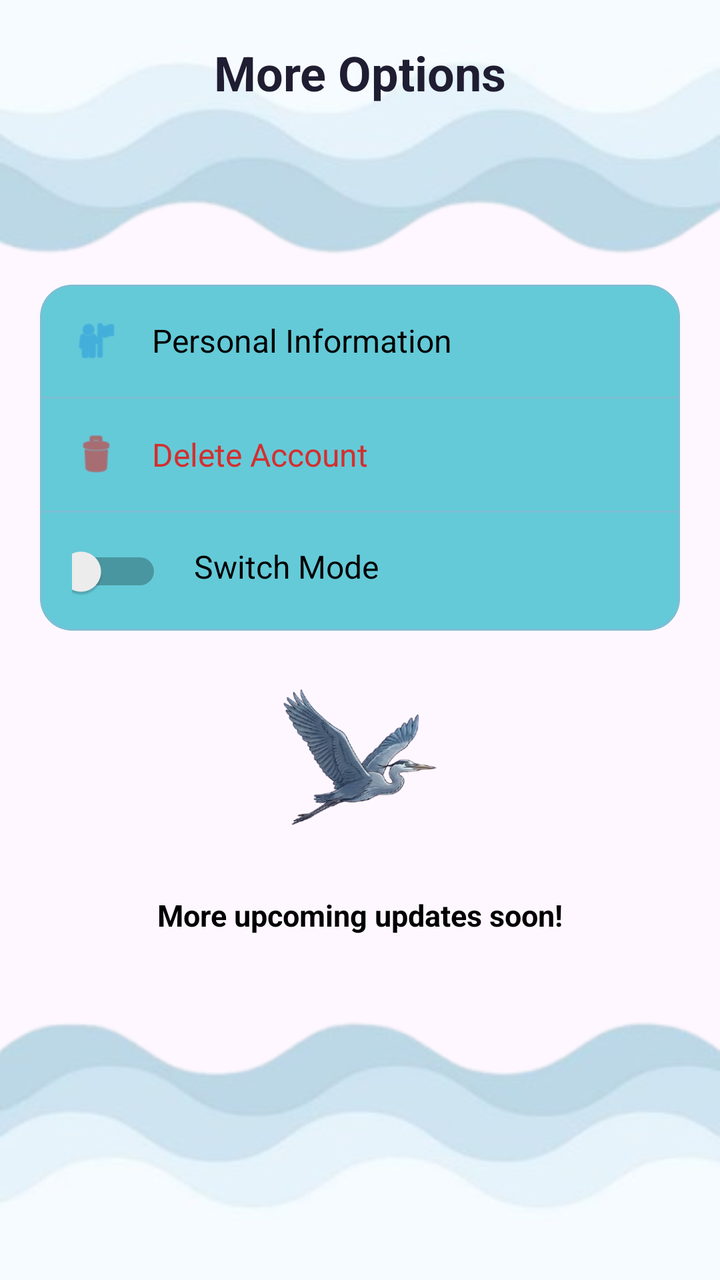
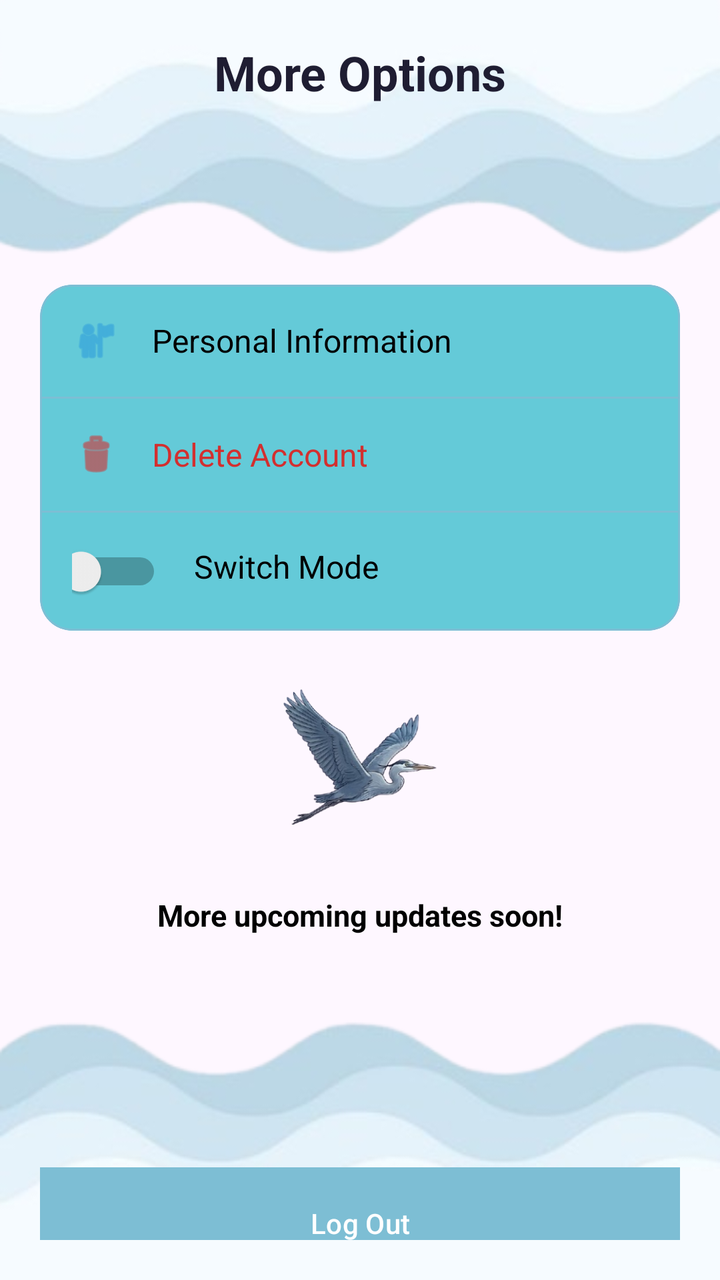

Compare the two renders of this Android layout. The source of the first and the diff that turns it into the second are given below.
<!-- AndroidManifest.xml: application theme Theme.HeronHealth -->
<!-- res/layout/fragment_more_option.xml -->
<?xml version="1.0" encoding="utf-8"?>
<androidx.constraintlayout.widget.ConstraintLayout
    xmlns:android="http://schemas.android.com/apk/res/android"
    xmlns:app="http://schemas.android.com/apk/res-auto"
    xmlns:tools="http://schemas.android.com/tools"
    android:layout_width="match_parent"
    android:layout_height="match_parent"
    android:background="@drawable/bg4"
    style="@style/SCREEN"
    android:padding="20dp"
    tools:context=".MoreOptionFragment">

    
    <TextView
        android:id="@+id/tvSettingsHeader"
        android:layout_width="wrap_content"
        android:layout_height="wrap_content"
        android:text="More Options"
        android:textColor="#1F1D32"
        android:textSize="24sp"
        android:textStyle="bold"
        app:layout_constraintTop_toTopOf="parent"
        app:layout_constraintStart_toStartOf="parent"
        app:layout_constraintEnd_toEndOf="parent"/>

    
    <com.google.android.material.card.MaterialCardView
        android:id="@+id/cardSettings"
        android:layout_width="0dp"
        android:layout_height="wrap_content"
        android:layout_marginTop="90dp"
        app:cardBackgroundColor="@color/card_bg"
        app:cardCornerRadius="16dp"
        app:strokeColor="#7dbed4"
        app:strokeWidth="1dp"
        app:layout_constraintTop_toBottomOf="@id/tvSettingsHeader"
        app:layout_constraintStart_toStartOf="parent"
        app:layout_constraintEnd_toEndOf="parent">

        <LinearLayout
            android:layout_width="match_parent"
            android:layout_height="wrap_content"
            android:orientation="vertical">

            
            <LinearLayout
                android:id="@+id/itemPersonalInfo"
                android:layout_width="match_parent"
                android:layout_height="wrap_content"
                android:orientation="horizontal"
                android:padding="16dp"
                android:gravity="center_vertical"
                android:background="?attr/selectableItemBackground">

                <ImageView
                    android:layout_width="24dp"
                    android:layout_height="24dp"
                    android:src="@android:drawable/ic_menu_myplaces"
                    app:tint="#2D9CDB"/>

                <TextView
                    android:layout_width="wrap_content"
                    android:layout_height="wrap_content"
                    android:layout_marginStart="16dp"
                    android:text="Personal Information"
                    style="@style/TEXT"
                    android:textSize="16sp"/>
            </LinearLayout>

            
            <View
                android:layout_width="match_parent"
                android:layout_height="1dp"
                android:background="#7dbed4"/>

            
            <LinearLayout
                android:id="@+id/itemDeleteAccount"
                android:layout_width="match_parent"
                android:layout_height="wrap_content"
                android:orientation="horizontal"
                android:padding="16dp"
                android:gravity="center_vertical"
                android:background="?attr/selectableItemBackground">

                <ImageView
                    android:layout_width="24dp"
                    android:layout_height="24dp"
                    android:src="@android:drawable/ic_menu_delete"
                    app:tint="#D32F2F"/>

                <TextView
                    android:layout_width="wrap_content"
                    android:layout_height="wrap_content"
                    android:layout_marginStart="16dp"
                    android:text="Delete Account"
                    android:textColor="#D32F2F"
                    android:textSize="16sp"/>
            </LinearLayout>

            <View
                android:layout_width="match_parent"
                android:layout_height="1dp"
                android:background="#7dbed4"/>

            <LinearLayout
                android:id="@+id/itemTheme"
                android:layout_width="match_parent"
                android:layout_height="wrap_content"
                android:orientation="horizontal"
                android:padding="16dp"
                android:gravity="center_vertical"
                android:background="?attr/selectableItemBackground">

                

                <Switch
                    android:id="@+id/switchTheme"
                    android:layout_width="45dp"
                    android:layout_height="20dp"
                    android:shadowColor="#1D3360"/>

                    <TextView
                    android:layout_width="wrap_content"
                    android:layout_height="match_parent"
                    android:layout_marginStart="16dp"
                    android:text="Switch Mode"
                    style="@style/TEXT"
                    android:textSize="16sp"/>
            </LinearLayout>

        </LinearLayout>

    </com.google.android.material.card.MaterialCardView>

    <ImageView
        android:id="@+id/imgFly"
        android:layout_width="120dp"
        android:layout_height="120dp"
        android:layout_marginTop="12dp"
        android:scaleType="centerCrop"
        android:src="@drawable/fly"
        app:layout_constraintTop_toBottomOf="@id/cardSettings"
        app:layout_constraintStart_toStartOf="parent"
        app:layout_constraintEnd_toEndOf="parent"/>

    <TextView
        android:id="@+id/tvUpdate"
        android:layout_width="wrap_content"
        android:layout_height="wrap_content"
        android:text="More upcoming updates soon!"
        style="@style/TEXT"
        android:textSize="15dp"
        android:textStyle="bold"
        app:layout_constraintTop_toBottomOf="@id/imgFly"
        app:layout_constraintStart_toStartOf="parent"
        app:layout_constraintEnd_toEndOf="parent"/>




    <com.google.android.material.button.MaterialButton
        android:id="@+id/btnLogout"
        android:layout_width="0dp"
        android:layout_height="56dp"
        android:layout_marginTop="170dp"
        android:text="Log Out"
        style="@style/BUTTON"
        app:backgroundTint="#7dbed4"
        app:cornerRadius="20dp"
        app:layout_constraintTop_toBottomOf="@id/tvUpdate"
        app:layout_constraintStart_toStartOf="parent"
        app:layout_constraintEnd_toEndOf="parent"/>

</androidx.constraintlayout.widget.ConstraintLayout>
<!-- resources referenced by this layout -->
<resources>
  <color name="card_bg">#64CAD8</color>
  <!-- drawable bg4: png bitmap (drawable, 73502 bytes) -->
  <!-- drawable fly: png bitmap (drawable, 61801 bytes) -->
  <style name="BUTTON">
          <item name="android:background">@android:color/holo_blue_dark</item>
          <item name="android:textColor">#FFF</item>&gt;
      </style>
  <style name="SCREEN">
          <item name="android:background">#FFF</item>&gt;
      </style>
  <style name="TEXT">
          <item name="android:textColor">#000</item>&gt;
      </style>
  <style name="Theme.HeronHealth" parent="Base.Theme.HeronHealth" />
  <style name="Base.Theme.HeronHealth" parent="Theme.Material3.DayNight.NoActionBar">
          
          
      </style>
</resources>

<!-- the commit's change to res/layout/fragment_more_option.xml (unified diff, before → after) -->
@@ -157,19 +157,18 @@
         app:layout_constraintEnd_toEndOf="parent"/>
 
 
-
-
     <com.google.android.material.button.MaterialButton
         android:id="@+id/btnLogout"
+        style="@style/BUTTON"
         android:layout_width="0dp"
         android:layout_height="56dp"
-        android:layout_marginTop="170dp"
+        android:layout_marginTop="116dp"
         android:text="Log Out"
-        style="@style/BUTTON"
         app:backgroundTint="#7dbed4"
         app:cornerRadius="20dp"
-        app:layout_constraintTop_toBottomOf="@id/tvUpdate"
+        app:layout_constraintEnd_toEndOf="parent"
+        app:layout_constraintHorizontal_bias="0.0"
         app:layout_constraintStart_toStartOf="parent"
-        app:layout_constraintEnd_toEndOf="parent"/>
+        app:layout_constraintTop_toBottomOf="@id/tvUpdate" />
 
 </androidx.constraintlayout.widget.ConstraintLayout>
